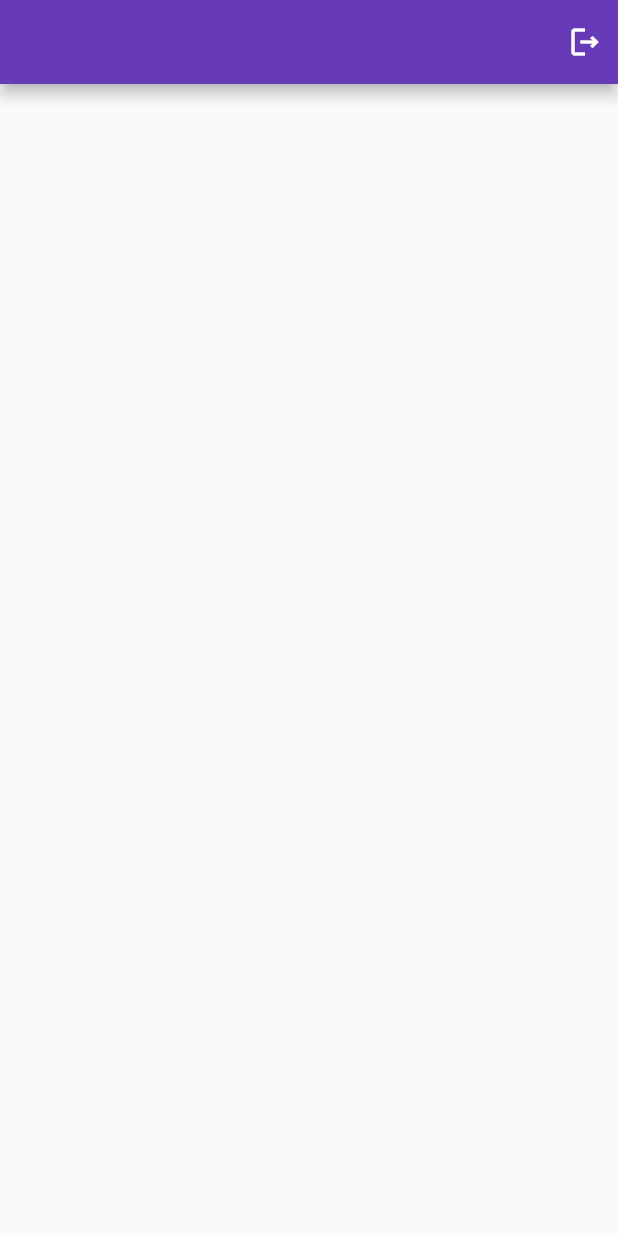
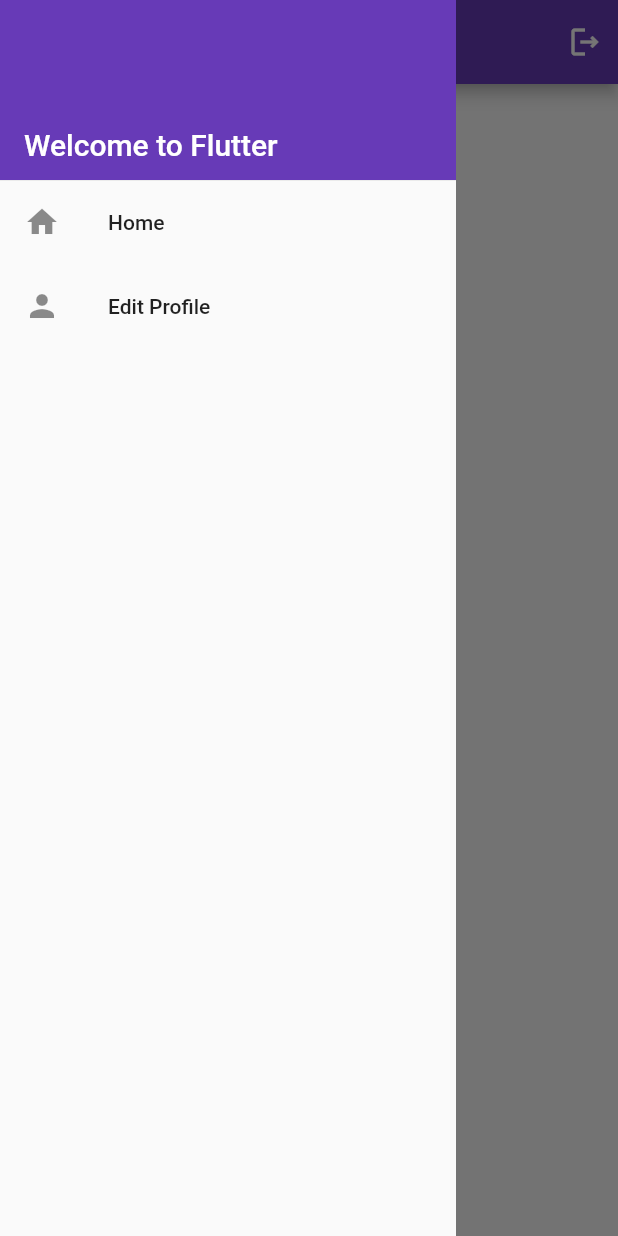
Before and after one commit to movaid7/flutter_tutorial_firebase_basics, a Flutter app: the screen it shows once a user with an empty profile is signed in, with the side drawer open (before the commit the screen has no drawer), on a phone screen of 412 x 824 dp. Run offline on Flutter 3.47's test engine with Material 2 defaults, Android fonts, the phone set to English and light mode, and no system bars; our stand-ins replace cloud_firestore, firebase_auth, firebase_core, google_fonts; accounts and stored records are empty; network calls fail.

Commit message:
Added navigation drawer

```diff
--- a/lib/pages/home_page.dart
+++ b/lib/pages/home_page.dart
@@ -1,6 +1,7 @@
 import 'package:cloud_firestore/cloud_firestore.dart';
 import 'package:firebase_auth/firebase_auth.dart';
 import 'package:firebase_basics/read_data/get_user_name.dart';
+import 'package:firebase_basics/widgets/navigation_drawer.dart';
 import 'package:flutter/material.dart';
 
 class HomePage extends StatefulWidget {
@@ -34,6 +35,7 @@ class _HomePageState extends State<HomePage> {
   @override
   Widget build(BuildContext context) {
     return Scaffold(
+      drawer: const NavigationDrawer(),
       appBar: AppBar(
         centerTitle: true,
         title: Text('${user.email}',
--- /dev/null
+++ b/lib/widgets/navigation_drawer.dart
@@ -0,0 +1,67 @@
+import 'package:firebase_basics/auth/main_page.dart';
+import 'package:firebase_basics/pages/edit_profile.dart';
+import 'package:flutter/material.dart';
+
+class NavigationDrawer extends StatelessWidget {
+  const NavigationDrawer({Key? key}) : super(key: key);
+
+  @override
+  Widget build(BuildContext context) {
+    return Drawer(
+      elevation: 0,
+      child: Column(
+        crossAxisAlignment: CrossAxisAlignment.stretch,
+        children: [
+          buildHeader(context),
+          buildMenuItems(context),
+        ],
+      ),
+    );
+  }
+}
+
+Widget buildHeader(BuildContext context) {
+  return SizedBox(
+    height: 120,
+    child: DrawerHeader(
+        margin: EdgeInsets.zero,
+        padding: EdgeInsets.zero,
+        decoration: const BoxDecoration(color: Colors.deepPurple),
+        child: Stack(children: const <Widget>[
+          Positioned(
+              bottom: 12.0,
+              left: 16.0,
+              child: Text("Welcome to Flutter",
+                  style: TextStyle(
+                      color: Colors.white,
+                      fontSize: 20.0,
+                      fontWeight: FontWeight.w500))),
+        ])),
+  );
+}
+
+Widget buildMenuItems(BuildContext context) {
+  return Expanded(
+    child: ListView(
+      padding: EdgeInsets.zero,
+      children: [
+        ListTile(
+          leading: const Icon(Icons.home),
+          title: const Text('Home'),
+          onTap: () {
+            Navigator.pushReplacement(context,
+                MaterialPageRoute(builder: (context) => const MainPage()));
+          },
+        ),
+        ListTile(
+          leading: const Icon(Icons.person),
+          title: const Text('Edit Profile'),
+          onTap: () {
+            Navigator.pushReplacement(context,
+                MaterialPageRoute(builder: (context) => const EditProfile()));
+          },
+        ),
+      ],
+    ),
+  );
+}
```
